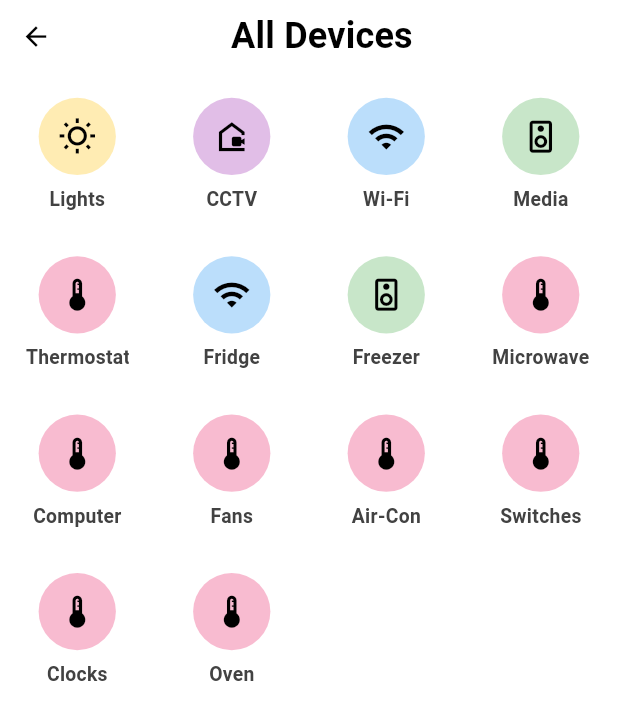
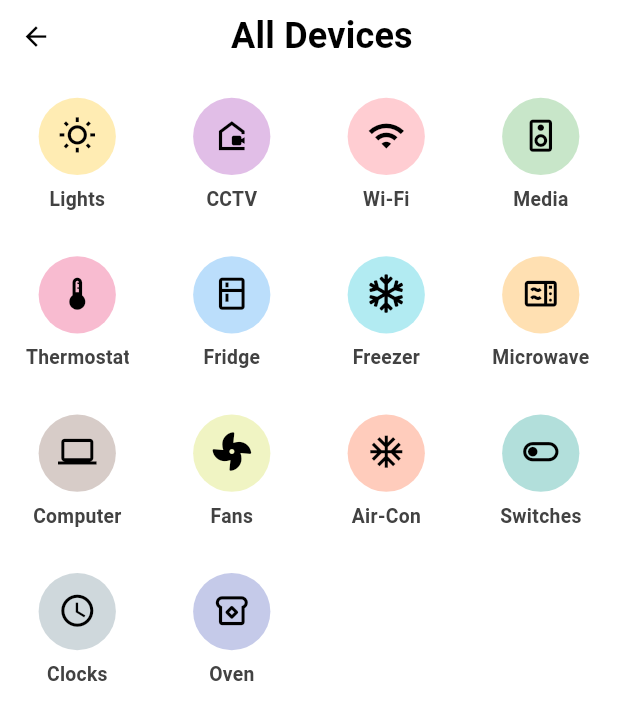
Before and after one commit to MAYasin/sync_home, a Flutter app: the screen it shows after launch, after a tap on "See All", on a phone screen of 412 x 824 dp. Shown: the top 720 px of the screen. Run offline on Flutter 3.47's test engine with Material 2 defaults, Android fonts, the phone set to English and light mode, and no system bars; our stand-ins replace font_awesome_flutter, geolocator, get, google_fonts, responsive_framework, shimmer and 2 more.

Commit message:
devices added

```diff
--- /dev/null
+++ b/lib/shared/models/device_model.dart
@@ -0,0 +1,9 @@
+import 'package:flutter/cupertino.dart';
+import 'package:flutter/material.dart';
+
+class DeviceModel {
+  String title;
+  IconData icon;
+  MaterialColor color;
+  DeviceModel({required this.title, required this.icon, required this.color});
+}
--- /dev/null
+++ b/lib/shared/services/ui_services/device_ui_service.dart
@@ -0,0 +1,78 @@
+import 'package:flutter/material.dart';
+import 'package:font_awesome_flutter/font_awesome_flutter.dart';
+import 'package:sync_home/shared/models/device_model.dart';
+
+class DeviceUiService {
+  static List<DeviceModel> devices = [
+    DeviceModel(
+      title: 'Lights',
+      icon: Icons.wb_sunny_outlined,
+      color: Colors.amber,
+    ),
+    DeviceModel(
+      title: 'CCTV',
+      icon: Icons.camera_outdoor_outlined,
+      color: Colors.purple,
+    ),
+    DeviceModel(
+      title: 'Wi-Fi',
+      icon: Icons.wifi_outlined,
+      color: Colors.red,
+    ),
+    DeviceModel(
+      title: 'Media',
+      icon: Icons.speaker_outlined,
+      color: Colors.green,
+    ),
+    DeviceModel(
+      title: 'Thermostat',
+      icon: Icons.thermostat_outlined,
+      color: Colors.pink,
+    ),
+    DeviceModel(
+      title: 'Fridge',
+      icon: Icons.kitchen_outlined,
+      color: Colors.blue,
+    ),
+    DeviceModel(
+      title: 'Freezer',
+      icon: FontAwesomeIcons.snowflake,
+      color: Colors.cyan,
+    ),
+    DeviceModel(
+      title: 'Microwave',
+      icon: Icons.microwave_outlined,
+      color: Colors.orange,
+    ),
+    DeviceModel(
+      title: 'Computer',
+      icon: Icons.computer_outlined,
+      color: Colors.brown,
+    ),
+    DeviceModel(
+      title: 'Fans',
+      icon: FontAwesomeIcons.fan,
+      color: Colors.lime,
+    ),
+    DeviceModel(
+      title: 'Air-Con',
+      icon: Icons.ac_unit_outlined,
+      color: Colors.deepOrange,
+    ),
+    DeviceModel(
+      title: 'Switches',
+      icon: Icons.toggle_off_outlined,
+      color: Colors.teal,
+    ),
+    DeviceModel(
+      title: 'Clocks',
+      icon: Icons.access_time_outlined,
+      color: Colors.blueGrey,
+    ),
+    DeviceModel(
+      title: 'Oven',
+      icon: Icons.breakfast_dining_outlined,
+      color: Colors.indigo,
+    ),
+  ];
+}
--- a/lib/ui/components/button/buttons.dart
+++ b/lib/ui/components/button/buttons.dart
@@ -1,17 +1,14 @@
 import 'package:flutter/material.dart';
 import 'package:flutter/services.dart';
+import 'package:sync_home/shared/models/device_model.dart';
 
 class CircularDeviceButton extends StatelessWidget {
   const CircularDeviceButton({
     Key? key,
-    required this.title,
-    required this.icon,
-    required this.color,
+    required this.device,
   }) : super(key: key);
 
-  final String title;
-  final IconData icon;
-  final MaterialColor color;
+  final DeviceModel device;
 
   @override
   Widget build(BuildContext context) {
@@ -21,13 +18,14 @@ class CircularDeviceButton extends StatelessWidget {
         children: [
           CircleAvatar(
             radius: 30,
-            backgroundColor: color[100],
+            backgroundColor: device.color[100],
             child: IconButton(
+              alignment: Alignment.topCenter,
+              iconSize: 30,
               onPressed: () {},
               icon: Icon(
-                icon,
+                device.icon,
                 color: Colors.black,
-                size: 30,
               ),
             ),
           ),
@@ -35,7 +33,7 @@ class CircularDeviceButton extends StatelessWidget {
             height: 10,
           ),
           Text(
-            title,
+            device.title,
             softWrap: false,
             style: TextStyle(
               color: Colors.grey[800],
--- a/lib/ui/shared/all_device_view/all_device_view.dart
+++ b/lib/ui/shared/all_device_view/all_device_view.dart
@@ -1,4 +1,5 @@
 import 'package:flutter/material.dart';
+import 'package:sync_home/shared/services/ui_services/device_ui_service.dart';
 import 'package:sync_home/ui/components/button/buttons.dart';
 import 'package:sync_home/ui/shared/base_view.dart';
 
@@ -20,77 +21,9 @@ class AllDeviceView extends StatelessWidget {
       child: Wrap(
         spacing: 40,
         runSpacing: 35,
-        children: const [
-          CircularDeviceButton(
-            title: 'Lights',
-            icon: Icons.wb_sunny_outlined,
-            color: Colors.amber,
-          ),
-          CircularDeviceButton(
-            title: 'CCTV',
-            icon: Icons.camera_outdoor_outlined,
-            color: Colors.purple,
-          ),
-          CircularDeviceButton(
-            title: 'Wi-Fi',
-            icon: Icons.wifi_outlined,
-            color: Colors.blue,
-          ),
-          CircularDeviceButton(
-            title: 'Media',
-            icon: Icons.speaker_outlined,
-            color: Colors.green,
-          ),
-          CircularDeviceButton(
-            title: 'Thermostat',
-            icon: Icons.thermostat_outlined,
-            color: Colors.pink,
-          ),
-          CircularDeviceButton(
-            title: 'Fridge',
-            icon: Icons.wifi_outlined,
-            color: Colors.blue,
-          ),
-          CircularDeviceButton(
-            title: 'Freezer',
-            icon: Icons.speaker_outlined,
-            color: Colors.green,
-          ),
-          CircularDeviceButton(
-            title: 'Microwave',
-            icon: Icons.thermostat_outlined,
-            color: Colors.pink,
-          ),
-          CircularDeviceButton(
-            title: 'Computer',
-            icon: Icons.thermostat_outlined,
-            color: Colors.pink,
-          ),
-          CircularDeviceButton(
-            title: 'Fans',
-            icon: Icons.thermostat_outlined,
-            color: Colors.pink,
-          ),
-          CircularDeviceButton(
-            title: 'Air-Con',
-            icon: Icons.thermostat_outlined,
-            color: Colors.pink,
-          ),
-          CircularDeviceButton(
-            title: 'Switches',
-            icon: Icons.thermostat_outlined,
-            color: Colors.pink,
-          ),
-          CircularDeviceButton(
-            title: 'Clocks',
-            icon: Icons.thermostat_outlined,
-            color: Colors.pink,
-          ),
-          CircularDeviceButton(
-            title: 'Oven',
-            icon: Icons.thermostat_outlined,
-            color: Colors.pink,
-          ),
+        children: [
+          for (var device in DeviceUiService.devices)
+            CircularDeviceButton(device: device)
         ],
       ),
     );
--- a/lib/ui/views/home_view/home_view.dart
+++ b/lib/ui/views/home_view/home_view.dart
@@ -1,6 +1,7 @@
 import 'package:flutter/material.dart';
 import 'package:flutter/services.dart';
 import 'package:get/get.dart';
+import 'package:sync_home/shared/services/ui_services/device_ui_service.dart';
 import 'package:sync_home/ui/components/button/buttons.dart';
 import 'package:sync_home/ui/components/weather_card/weather_card.dart';
 import 'package:sync_home/ui/shared/all_device_view/all_device_view.dart';
@@ -76,52 +77,9 @@ class HomeView extends StatelessWidget {
             children: [
               Wrap(
                 spacing: 10,
-                children: const [
-                  CircularDeviceButton(
-                    title: 'Lights',
-                    icon: Icons.wb_sunny_outlined,
-                    color: Colors.amber,
-                  ),
-                  CircularDeviceButton(
-                    title: 'CCTV',
-                    icon: Icons.camera_outdoor_outlined,
-                    color: Colors.purple,
-                  ),
-                  CircularDeviceButton(
-                    title: 'Wi-Fi',
-                    icon: Icons.wifi_outlined,
-                    color: Colors.blue,
-                  ),
-                  CircularDeviceButton(
-                    title: 'Media',
-                    icon: Icons.speaker_outlined,
-                    color: Colors.green,
-                  ),
-                  CircularDeviceButton(
-                    title: 'Thermostat',
-                    icon: Icons.thermostat_outlined,
-                    color: Colors.pink,
-                  ),
-                  CircularDeviceButton(
-                    title: 'CCTV',
-                    icon: Icons.camera_outdoor_outlined,
-                    color: Colors.purple,
-                  ),
-                  CircularDeviceButton(
-                    title: 'Wi-Fi',
-                    icon: Icons.wifi_outlined,
-                    color: Colors.blue,
-                  ),
-                  CircularDeviceButton(
-                    title: 'Media',
-                    icon: Icons.speaker_outlined,
-                    color: Colors.green,
-                  ),
-                  CircularDeviceButton(
-                    title: 'Thermostat',
-                    icon: Icons.thermostat_outlined,
-                    color: Colors.pink,
-                  ),
+                children: [
+                  for (var device in DeviceUiService.devices)
+                    CircularDeviceButton(device: device)
                 ],
               ),
             ],
--- a/pubspec.yaml
+++ b/pubspec.yaml
@@ -36,6 +36,7 @@ dependencies:
   syncfusion_flutter_charts: ^19.4.41
   geolocator: ^8.0.1
   shimmer: ^2.0.0
+  font_awesome_flutter: ^9.2.0
 
   # The following adds the Cupertino Icons font to your application.
   # Use with the CupertinoIcons class for iOS style icons.
```
Also changed, not shown: pubspec.lock.
